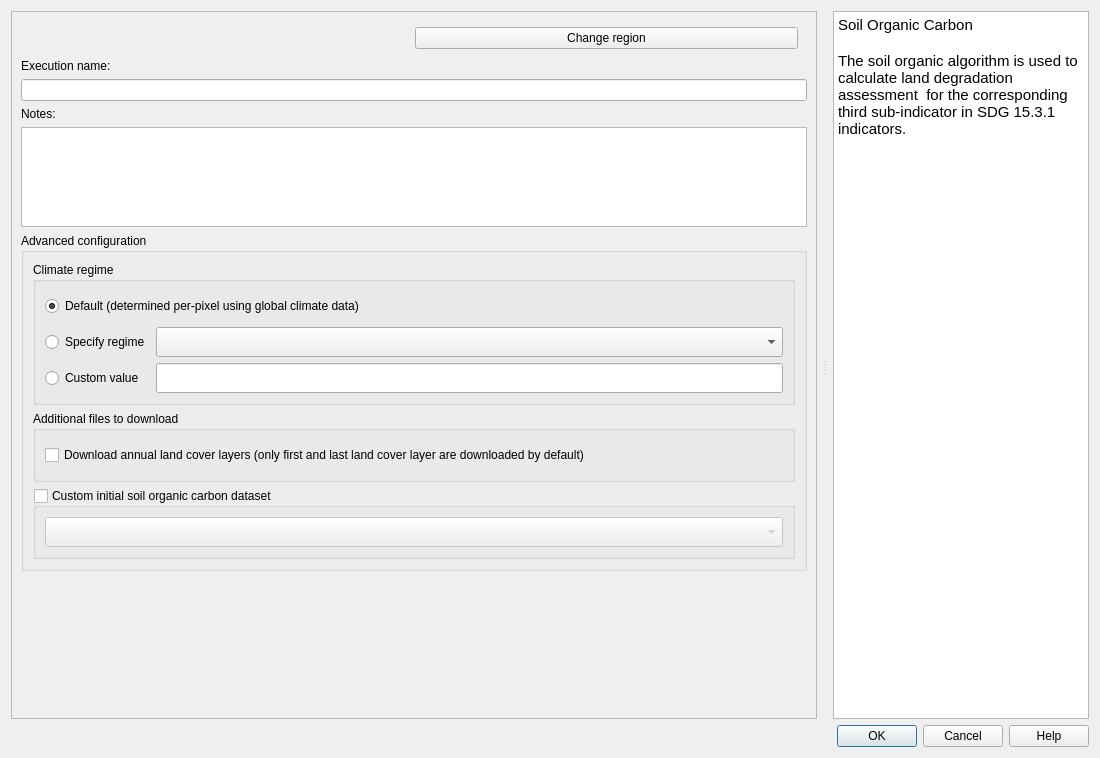
ConservationInternational/trends.earth, file LDMP/gui/DlgCalculateSOC.ui: the form before one commit.
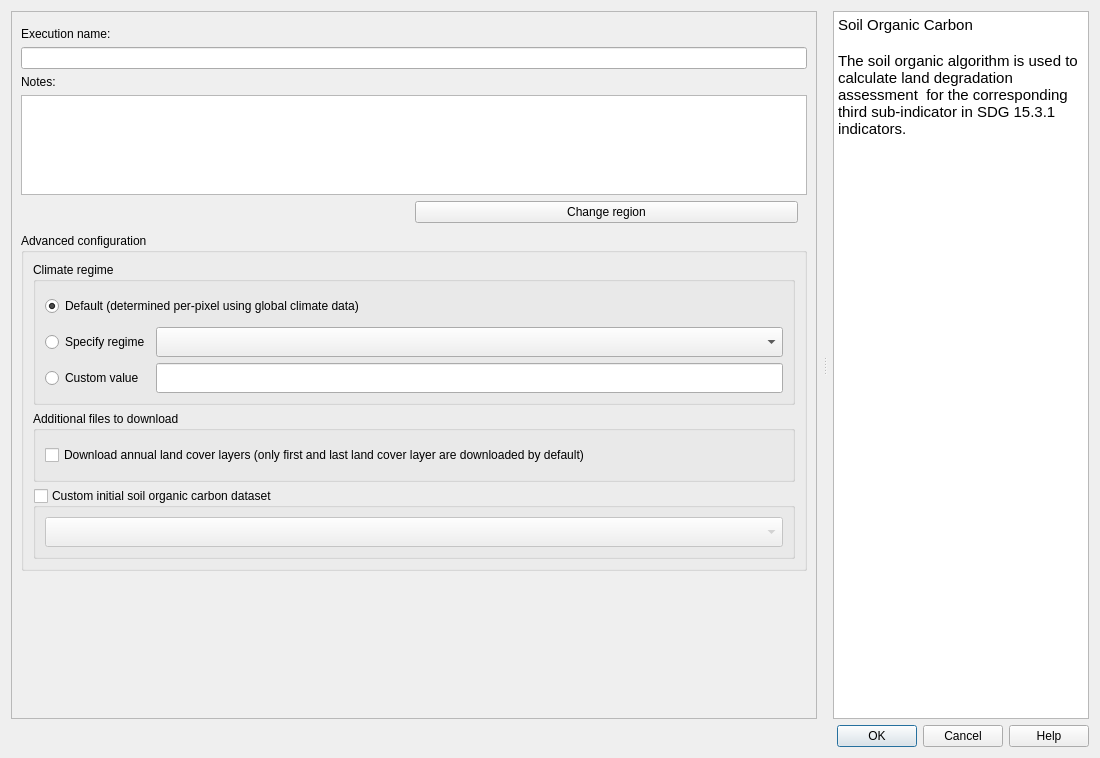
The form after the commit. Custom widgets are drawn as their Qt base class.

Patch:
```diff
--- a/LDMP/gui/DlgCalculateSOC.ui
+++ b/LDMP/gui/DlgCalculateSOC.ui
@@ -82,42 +82,6 @@
              </property>
             </widget>
            </item>
-           <item>
-            <layout class="QHBoxLayout" name="horizontalLayout">
-             <property name="leftMargin">
-              <number>5</number>
-             </property>
-             <property name="rightMargin">
-              <number>9</number>
-             </property>
-             <property name="bottomMargin">
-              <number>4</number>
-             </property>
-             <item>
-              <widget class="QLabel" name="region_la">
-               <property name="toolTip">
-                <string>The current selected region of interest</string>
-               </property>
-               <property name="text">
-                <string/>
-               </property>
-               <property name="wordWrap">
-                <bool>true</bool>
-               </property>
-              </widget>
-             </item>
-             <item>
-              <widget class="QPushButton" name="region_button">
-               <property name="toolTip">
-                <string>&lt;html&gt;&lt;head/&gt;&lt;body&gt;&lt;p&gt;Opens settings dialog in order to change region of interest.&lt;/p&gt;&lt;p&gt;&lt;br/&gt;&lt;/p&gt;&lt;/body&gt;&lt;/html&gt;</string>
-               </property>
-               <property name="text">
-                <string>Change region</string>
-               </property>
-              </widget>
-             </item>
-            </layout>
-           </item>
            <item>
             <widget class="QLabel" name="execution_name_la">
              <property name="text">
@@ -157,6 +121,42 @@
              </property>
             </widget>
            </item>
+           <item>
+            <layout class="QHBoxLayout" name="horizontalLayout">
+             <property name="leftMargin">
+              <number>5</number>
+             </property>
+             <property name="rightMargin">
+              <number>9</number>
+             </property>
+             <property name="bottomMargin">
+              <number>4</number>
+             </property>
+             <item>
+              <widget class="QLabel" name="region_la">
+               <property name="toolTip">
+                <string>The current selected region of interest</string>
+               </property>
+               <property name="text">
+                <string/>
+               </property>
+               <property name="wordWrap">
+                <bool>true</bool>
+               </property>
+              </widget>
+             </item>
+             <item>
+              <widget class="QPushButton" name="region_button">
+               <property name="toolTip">
+                <string>&lt;html&gt;&lt;head/&gt;&lt;body&gt;&lt;p&gt;Opens settings dialog in order to change region of interest.&lt;/p&gt;&lt;p&gt;&lt;br/&gt;&lt;/p&gt;&lt;/body&gt;&lt;/html&gt;</string>
+               </property>
+               <property name="text">
+                <string>Change region</string>
+               </property>
+              </widget>
+             </item>
+            </layout>
+           </item>
            <item>
             <widget class="QgsCollapsibleGroupBox" name="advance_configurations">
              <property name="title">
```
Left out of the diff: 2 changed lines with no effect on the pictures.
